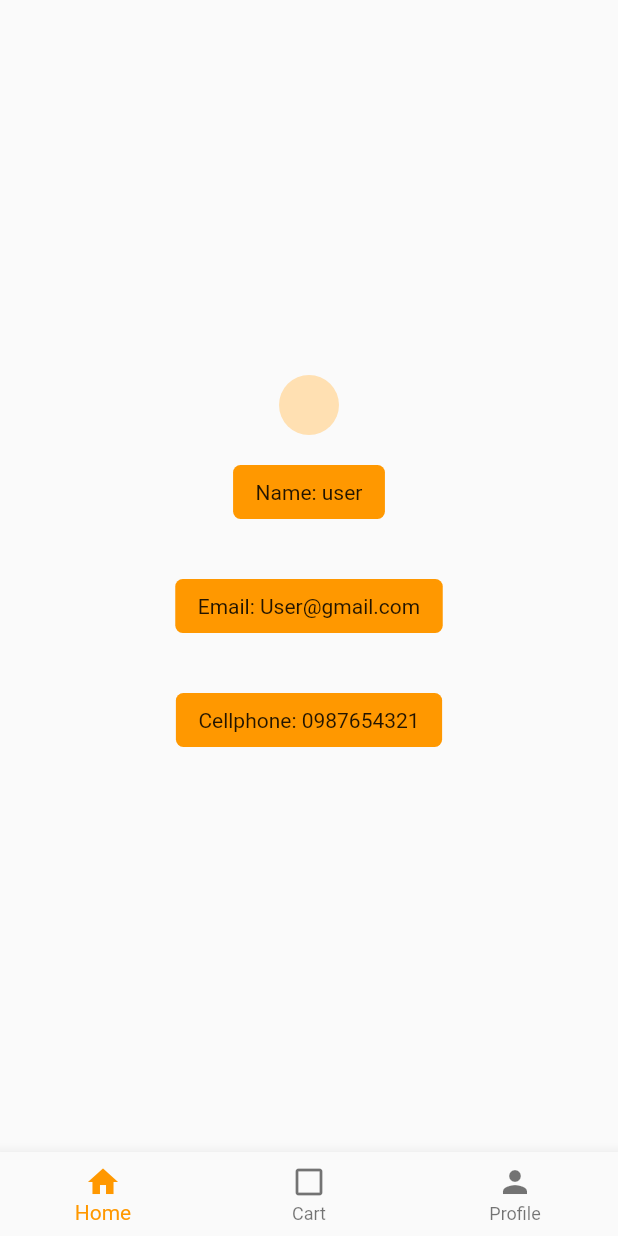
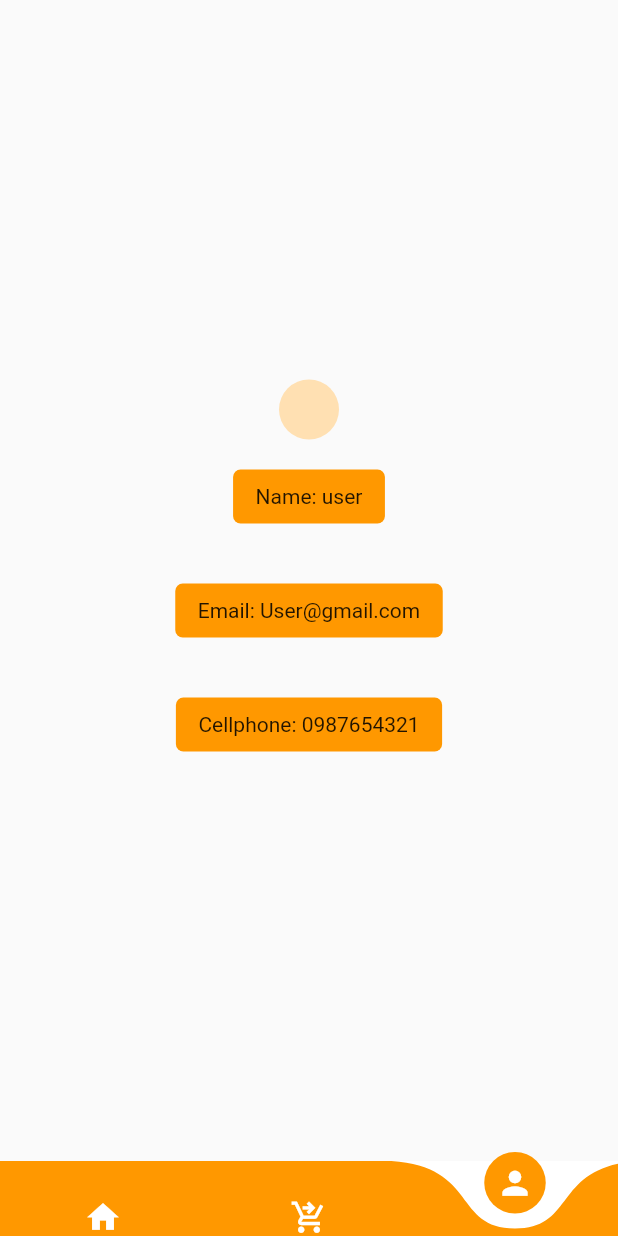
Before and after one commit to Roberth0/mobile, a Flutter app: the screen it shows after launch, item 3 of the bottom bar chosen, on a phone screen of 412 x 824 dp. Run offline on Flutter 3.47's test engine with Material 2 defaults, Android fonts, the phone set to English and light mode, and no system bars; drawn by our look-alikes of curved_navigation_bar; our stand-ins replace email_validator, firebase_auth, firebase_core, google_fonts; accounts and stored records are empty.

Commit message:
navigation bar

```diff
--- /dev/null
+++ b/coffeshop/lib/screens/home/user_home.dart
@@ -0,0 +1,53 @@
+// ignore_for_file: prefer_const_constructors, avoid_print
+import 'package:coffeshop/screens/profile/profile.dart';
+// import 'package:coffeshop/services/auth.dart';
+import 'package:curved_navigation_bar/curved_navigation_bar.dart';
+import 'package:flutter/material.dart';
+
+import '../cart/cart.dart';
+import 'home.dart';
+
+class UserHome extends StatefulWidget {
+  const UserHome({super.key});
+
+  @override
+  State<UserHome> createState() => _UserHomeState();
+}
+
+class _UserHomeState extends State<UserHome> {
+  int _page = 0;
+  final List<Widget> _screens = [
+    Home(),
+    Cart(),
+    Profile(),
+  ];
+
+  @override
+  Widget build(BuildContext context) {
+    return Scaffold(
+      resizeToAvoidBottomInset: false,
+      body: _screens[_page],
+      bottomNavigationBar: CurvedNavigationBar(
+          index: _page,
+          onTap: (index) {
+            setState(() {
+              _page = index;
+            });
+          },
+          height: 50,
+          color: Colors.orange,
+          animationCurve: Curves.easeInOut,
+          backgroundColor: Colors.white,
+          animationDuration: Duration(milliseconds: 300),
+          items: const [
+            Icon(Icons.home, size: 25, color: Colors.white),
+            Icon(
+              Icons.shopping_cart_checkout,
+              size: 25,
+              color: Colors.white,
+            ),
+            Icon(Icons.person, size: 25, color: Colors.white),
+          ]),
+    );
+  }
+}
--- a/coffeshop/lib/screens/profile/profile.dart
+++ b/coffeshop/lib/screens/profile/profile.dart
@@ -1,6 +1,5 @@
 import 'package:flutter/material.dart';
 
-import '../home/home.dart';
 
 class Profile extends StatefulWidget {
   const Profile({super.key});
@@ -10,15 +9,14 @@ class Profile extends StatefulWidget {
 }
 
 class _ProfileState extends State<Profile> {
-  int _page = 2;
   @override
   Widget build(BuildContext context) {
     return Scaffold(
       resizeToAvoidBottomInset: false,
       body: SafeArea(
           child: Center(
-        child: Column(mainAxisAlignment: MainAxisAlignment.center, children: [
-          const CircleAvatar(),
+            child: Column(mainAxisAlignment: MainAxisAlignment.center, children: [
+            const CircleAvatar(),
           Container(
             margin: const EdgeInsets.symmetric(vertical: 20),
             decoration: BoxDecoration(
@@ -30,6 +28,7 @@ class _ProfileState extends State<Profile> {
               "Name: user",
             ),
           ),
+
           Container(
               margin: const EdgeInsets.symmetric(vertical: 20),
               decoration: BoxDecoration(
@@ -48,24 +47,7 @@ class _ProfileState extends State<Profile> {
               child: const Text("Cellphone: 0987654321")),
         ]),
       )),
-      bottomNavigationBar: BottomNavigationBar(
-          // currentIndex: _page,
-          onTap: (index) {
-            setState(() {
-              _page = index;
-            });
-            Navigator.pop(context);
-            // Navigator.of(context).push(
-            //   MaterialPageRoute(builder: (context) => const Home())
-            // );
-          },
-          items: const [
-            BottomNavigationBarItem(label: "Home", icon: Icon(Icons.home)),
-            BottomNavigationBarItem(
-                label: "Cart",
-                icon: Icon(Icons.check_box_outline_blank_outlined)),
-            BottomNavigationBarItem(label: "Profile", icon: Icon(Icons.person)),
-          ]),
+
     );
   }
 }
--- a/coffeshop/lib/screens/wrapper.dart
+++ b/coffeshop/lib/screens/wrapper.dart
@@ -1,7 +1,7 @@
 // ignore_for_file: prefer_const_constructors, avoid_print
 
 import 'package:coffeshop/screens/authenticate/authenticate.dart';
-import 'package:coffeshop/screens/home/home.dart';
+import 'package:coffeshop/screens/home/user_home.dart';
 import 'package:coffeshop/screens/profile/profile.dart';
 import 'package:flutter/material.dart';
 import 'package:provider/provider.dart';
@@ -14,7 +14,7 @@ class Wrapper extends StatelessWidget {
   Widget build(BuildContext context) {
     final user = Provider.of<User?>(context);
     // return Profile();
-    return Home();
+    return UserHome();
 
     // return user == null ? Authenticate() : Home();
   }
```
Also changed, not shown: coffeshop/lib/screens/cart/cart.dart (+2 -24 lines), coffeshop/lib/screens/home/home.dart (+13 -84 lines), 1 other file.
